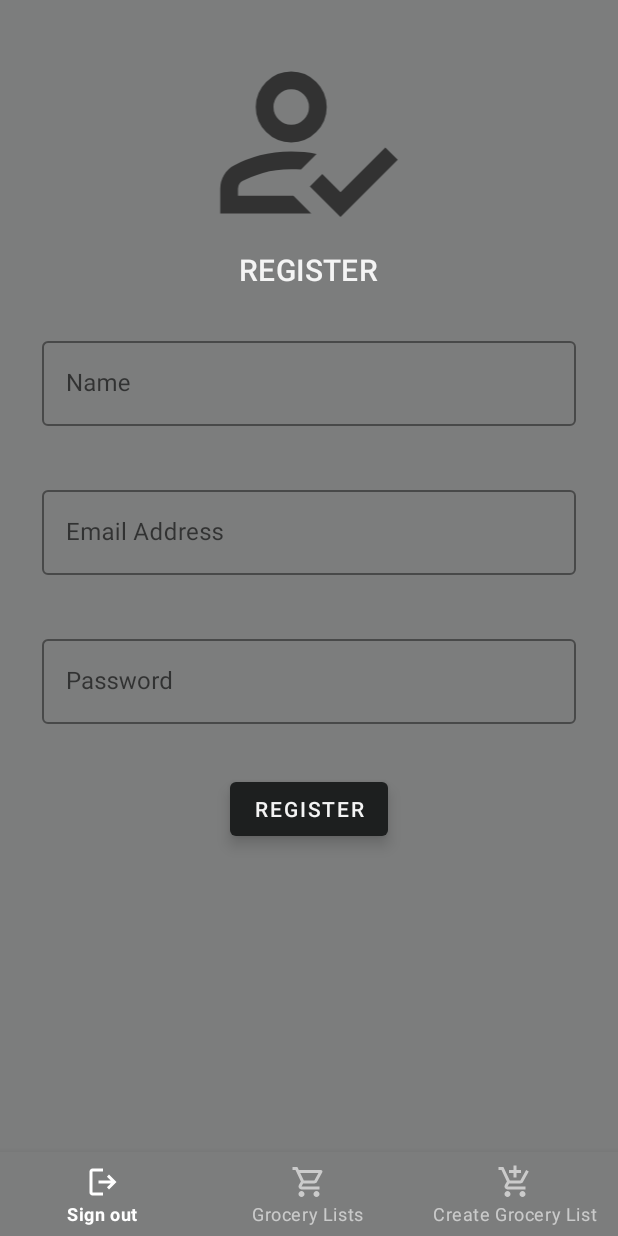
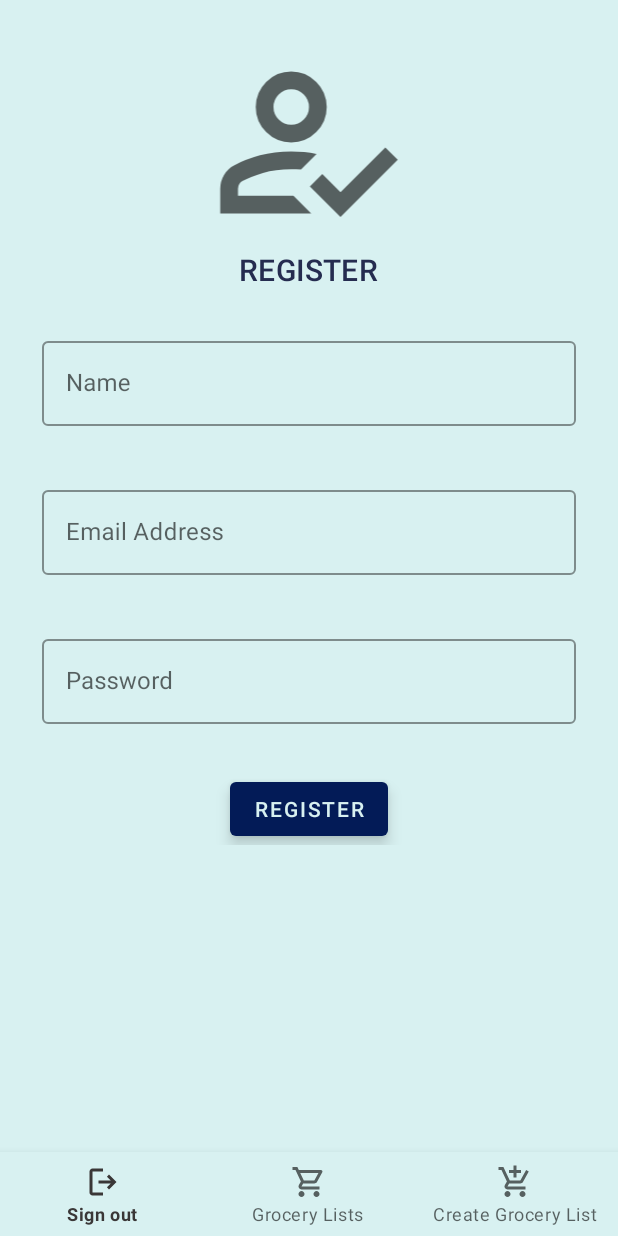
Before and after one commit to thiersnicolas/grocery_list_app, an Android app: the RegisterFragment screen opened through its navigation route, on a phone screen of 412 x 824 dp. Run offline under Robolectric (Android 15) with nearby library versions, the phone set to English and light mode, and no system bars; our stand-ins replace Dagger/Hilt's generated code, Timber, data binding; libraries missing offline, so code that uses them is left out: com.example.jokeapp; 4 statements that could not run were skipped.

Commit message:
cache refactor + styling

```diff
--- a/app/src/main/java/com/example/grocerylist/screens/BindingUtils/BindingUtils.kt
+++ b/app/src/main/java/com/example/grocerylist/screens/BindingUtils/BindingUtils.kt
@@ -6,6 +6,7 @@ import androidx.databinding.BindingAdapter
 import com.example.grocerylist.R
 import com.example.grocerylist.domain.AppUser
 import com.example.grocerylist.domain.GroceryListDetail
+import com.example.grocerylist.screens.UserApiStatus
 import com.google.android.material.textfield.TextInputLayout
 import java.time.LocalDateTime
 import java.time.format.DateTimeFormatter
@@ -94,3 +95,13 @@ fun TextInputLayout.setNameErrorMessage(displayError: Boolean?) {
         error = "Grocery List name is invalid"
     }
 }
+
+@BindingAdapter("userApiStatus")
+fun TextView.setUserApiStatus(status: UserApiStatus?) {
+    text = when (status) {
+        UserApiStatus.LOADING -> "Loading ..."
+        UserApiStatus.ERROR -> "An Error has occurred"
+        UserApiStatus.DONE -> ""
+        else -> ""
+    }
+}
--- a/app/src/main/java/com/example/grocerylist/screens/LoginFragment.kt
+++ b/app/src/main/java/com/example/grocerylist/screens/LoginFragment.kt
@@ -42,6 +42,9 @@ class LoginFragment : Fragment() {
         _binding = FragmentLoginBinding.inflate(inflater, container, false)
         val view = binding.root
         userViewModel = ViewModelProvider(requireActivity())[UserViewModel::class.java]
+
+        binding.viewModel = userViewModel
+        binding.lifecycleOwner = viewLifecycleOwner
 
         setUpObservers()
         setLoginHandler()
--- a/app/src/main/java/com/example/grocerylist/screens/RegisterFragment.kt
+++ b/app/src/main/java/com/example/grocerylist/screens/RegisterFragment.kt
@@ -41,6 +41,9 @@ class RegisterFragment : Fragment() {
         _binding = FragmentRegisterBinding.inflate(inflater, container, false)
         val view = binding.root
         userViewModel = ViewModelProvider(requireActivity())[UserViewModel::class.java]
+
+        binding.viewModel = userViewModel
+        binding.lifecycleOwner = viewLifecycleOwner
 
         setUpObservers()
         setLoginHandler()
--- a/app/src/main/java/com/example/grocerylist/screens/UserViewModel.kt
+++ b/app/src/main/java/com/example/grocerylist/screens/UserViewModel.kt
@@ -2,6 +2,7 @@ package com.example.grocerylist.screens
 
 import android.widget.ScrollView
 import androidx.lifecycle.LiveData
+import androidx.lifecycle.MutableLiveData
 import androidx.lifecycle.ViewModel
 import androidx.lifecycle.viewModelScope
 import com.example.grocerylist.domain.AppUser
@@ -10,6 +11,7 @@ import com.example.grocerylist.model.network.rest.resources.LoginResponse
 import com.example.grocerylist.model.network.rest.resources.RegisterRequest
 import com.example.grocerylist.repository.AppUserRepository
 import com.example.grocerylist.repository.GroceryListRepository
+import com.example.grocerylist.screens.grocerylists.GroceryListsApiStatus
 import com.google.android.material.snackbar.Snackbar
 import dagger.hilt.android.lifecycle.HiltViewModel
 import kotlinx.coroutines.launch
@@ -18,6 +20,8 @@ import retrofit2.Callback
 import retrofit2.Response
 import timber.log.Timber
 import javax.inject.Inject
+
+enum class UserApiStatus { LOADING, ERROR, DONE }
 
 @HiltViewModel
 class UserViewModel @Inject constructor(
@@ -29,7 +33,13 @@ class UserViewModel @Inject constructor(
     val activeUser: LiveData<AppUser?>
         get() = appUserRepository.activeUser
 
+    private val _status = MutableLiveData<UserApiStatus>()
+    val status: LiveData<UserApiStatus>
+        get() = _status
+
     fun login(loginRequest: LoginRequest, loginScrollView: ScrollView) {
+
+        _status.value = UserApiStatus.LOADING
         appUserRepository.attemptLogin(loginRequest).enqueue(object : Callback<LoginResponse> {
             override fun onResponse(
                 call: Call<LoginResponse>,
@@ -56,11 +66,13 @@ class UserViewModel @Inject constructor(
                     Snackbar.LENGTH_LONG
                 ).show()
                 Timber.tag("logging").d("Could not login user")
+                _status.value = UserApiStatus.ERROR
             }
         })
     }
 
     fun register(registerRequest: RegisterRequest, loginScrollView: ScrollView) {
+        _status.value = UserApiStatus.LOADING
         appUserRepository.register(registerRequest).enqueue(object : Callback<LoginResponse> {
             override fun onResponse(
                 call: Call<LoginResponse>,
@@ -71,7 +83,9 @@ class UserViewModel @Inject constructor(
                     viewModelScope.launch {
                         appUserRepository.loginSuccessful(user, response.body()!!.token)
                     }
+                    _status.value = UserApiStatus.DONE
                 } else {
+                    _status.value = UserApiStatus.ERROR
                     Snackbar.make(
                         loginScrollView,
                         "Register failed",
@@ -87,6 +101,7 @@ class UserViewModel @Inject constructor(
                     Snackbar.LENGTH_LONG
                 ).show()
                 Timber.tag("logging").d("Could not register user")
+                _status.value = UserApiStatus.ERROR
             }
         })
     }
--- /dev/null
+++ b/app/src/main/res/drawable/ic_cart_add_icon_blue.xml
@@ -0,0 +1,14 @@
+<?xml version="1.0"?>
+
+<vector xmlns:android="http://schemas.android.com/apk/res/android"
+    android:width="24dp"
+    android:height="24dp"
+    android:tint="?attr/colorControlNormal"
+    android:viewportWidth="960"
+    android:viewportHeight="960">
+
+    <path
+        android:fillColor="@color/colorSecondary"
+        android:pathData="M440,360L440,240L320,240L320,160L440,160L440,40L520,40L520,160L640,160L640,240L520,240L520,360L440,360ZM280,880Q247,880 223.5,856.5Q200,833 200,800Q200,767 223.5,743.5Q247,720 280,720Q313,720 336.5,743.5Q360,767 360,800Q360,833 336.5,856.5Q313,880 280,880ZM680,880Q647,880 623.5,856.5Q600,833 600,800Q600,767 623.5,743.5Q647,720 680,720Q713,720 736.5,743.5Q760,767 760,800Q760,833 736.5,856.5Q713,880 680,880ZM280,680Q235,680 211,640.5Q187,601 210,562L264,464L120,160L40,160L40,80L171,80L341,440L622,440L777,160L847,198L692,478Q681,498 663,509Q645,520 622,520L324,520L280,600Q280,600 280,600Q280,600 280,600L760,600L760,680L280,680Z" />
+
+</vector>
--- /dev/null
+++ b/app/src/main/res/drawable/ic_cart_icon_blue.xml
@@ -0,0 +1,14 @@
+<?xml version="1.0"?>
+
+<vector xmlns:android="http://schemas.android.com/apk/res/android"
+    android:width="24dp"
+    android:height="24dp"
+    android:tint="?attr/colorControlNormal"
+    android:viewportWidth="960"
+    android:viewportHeight="960">
+
+    <path
+        android:fillColor="@color/colorSecondary"
+        android:pathData="M280,880Q247,880 223.5,856.5Q200,833 200,800Q200,767 223.5,743.5Q247,720 280,720Q313,720 336.5,743.5Q360,767 360,800Q360,833 336.5,856.5Q313,880 280,880ZM680,880Q647,880 623.5,856.5Q600,833 600,800Q600,767 623.5,743.5Q647,720 680,720Q713,720 736.5,743.5Q760,767 760,800Q760,833 736.5,856.5Q713,880 680,880ZM246,240L342,440L622,440Q622,440 622,440Q622,440 622,440L732,240Q732,240 732,240Q732,240 732,240L246,240ZM208,160L798,160Q821,160 833,180.5Q845,201 834,222L692,478Q681,498 662.5,509Q644,520 622,520L324,520L280,600Q280,600 280,600Q280,600 280,600L760,600L760,680L280,680Q235,680 212,640.5Q189,601 210,562L264,464L120,160L40,160L40,80L170,80L208,160ZM342,440L342,440L622,440Q622,440 622,440Q622,440 622,440L622,440L342,440Z" />
+
+</vector>
--- /dev/null
+++ b/app/src/main/res/drawable/ic_logout_icon_blue.xml
@@ -0,0 +1,15 @@
+<?xml version="1.0"?>
+
+<vector xmlns:android="http://schemas.android.com/apk/res/android"
+    android:width="24dp"
+    android:height="24dp"
+    android:autoMirrored="true"
+    android:tint="?attr/colorControlNormal"
+    android:viewportWidth="960"
+    android:viewportHeight="960">
+
+    <path
+        android:fillColor="@color/colorSecondary"
+        android:pathData="M200,840Q167,840 143.5,816.5Q120,793 120,760L120,200Q120,167 143.5,143.5Q167,120 200,120L480,120L480,200L200,200Q200,200 200,200Q200,200 200,200L200,760Q200,760 200,760Q200,760 200,760L480,760L480,840L200,840ZM640,680L585,622L687,520L360,520L360,440L687,440L585,338L640,280L840,480L640,680Z" />
+
+</vector>
--- a/app/src/main/res/layout/activity_main.xml
+++ b/app/src/main/res/layout/activity_main.xml
@@ -22,7 +22,6 @@
 
     <com.google.android.material.bottomnavigation.BottomNavigationView
         android:id="@+id/bottom_navigation"
-        style="@style/Widget.MaterialComponents.BottomNavigationView.Colored"
         android:layout_width="match_parent"
         android:layout_height="wrap_content"
         android:layout_alignParentBottom="true"
--- a/app/src/main/res/layout/fragment_grocery_list_detail.xml
+++ b/app/src/main/res/layout/fragment_grocery_list_detail.xml
@@ -36,7 +36,11 @@
                 app:layout_constraintEnd_toEndOf="parent"
                 app:layout_constraintStart_toStartOf="parent"
                 app:layout_constraintTop_toTopOf="parent"
+                app:navigationIconTint="@color/backgroundColor"
                 app:navigationIcon="@drawable/ic_home_icon"
+                app:subtitleTextColor="@color/backgroundColor"
+                app:titleTextColor="@color/backgroundColor"
+                style="@style/back_app_bar_style"
                 app:title="@string/grocery_lists"
                 app:titleCentered="true"
                 app:titleTextAppearance="@style/TextAppearance.AppCompat.Large" />
--- a/app/src/main/res/layout/fragment_grocery_lists.xml
+++ b/app/src/main/res/layout/fragment_grocery_lists.xml
@@ -36,7 +36,11 @@
                 app:layout_constraintEnd_toEndOf="parent"
                 app:layout_constraintStart_toStartOf="parent"
                 app:layout_constraintTop_toTopOf="parent"
+                app:navigationIconTint="@color/backgroundColor"
                 app:navigationIcon="@drawable/ic_home_icon"
+                app:subtitleTextColor="@color/backgroundColor"
+                app:titleTextColor="@color/backgroundColor"
+                style="@style/back_app_bar_style"
                 app:title="@string/grocery_lists"
                 app:titleCentered="true"
                 app:titleTextAppearance="@style/TextAppearance.AppCompat.Large" />
--- a/app/src/main/res/layout/fragment_register.xml
+++ b/app/src/main/res/layout/fragment_register.xml
@@ -1,12 +1,20 @@
 <?xml version="1.0" encoding="utf-8"?>
+<layout xmlns:android="http://schemas.android.com/apk/res/android"
+    xmlns:app="http://schemas.android.com/apk/res-auto"
+    xmlns:tools="http://schemas.android.com/tools"
+    tools:context=".screens.RegisterFragment">
+
+    <data>
+
+        <variable
+            name="viewModel"
+            type="com.example.grocerylist.screens.UserViewModel" />
+    </data>
+
     <ScrollView
-        xmlns:android="http://schemas.android.com/apk/res/android"
-        xmlns:tools="http://schemas.android.com/tools"
-        xmlns:app="http://schemas.android.com/apk/res-auto"
+        android:id="@+id/register_scroll_view"
         android:layout_width="match_parent"
-        android:layout_height="match_parent"
-        tools:context=".screens.grocerylists.GroceryListsFragment"
-        android:id="@+id/register_scroll_view">
+        android:layout_height="match_parent">
 
         <LinearLayout
             android:layout_width="match_parent"
@@ -21,10 +29,10 @@
                 android:id="@+id/squads_logo"
                 android:layout_width="match_parent"
                 android:layout_height="142dp"
+                android:layout_alignParentTop="true"
                 android:layout_gravity="center_horizontal"
-            android:layout_alignParentTop="true"
-            app:srcCompat="@drawable/ic_register_icon"
-            android:contentDescription="Grocery Lists logo"/>
+                android:contentDescription="Grocery Lists logo"
+                app:srcCompat="@drawable/ic_register_icon" />
 
             <TextView
                 android:layout_width="wrap_content"
@@ -32,11 +40,11 @@
                 android:layout_gravity="center_horizontal"
                 android:layout_marginBottom="24dp"
                 android:text="@string/register_text"
-                android:textAppearance="@style/TextAppearance.GroceryList.SubTitle"/>
+                android:textAppearance="@style/TextAppearance.GroceryList.SubTitle" />
 
             <com.google.android.material.textfield.TextInputLayout
+                android:id="@+id/nameTextLayout"
                 style="@style/Widget.GroceryList.TextInputLayout"
-            android:id="@+id/nameTextLayout"
                 android:layout_width="match_parent"
                 android:layout_height="wrap_content"
                 android:layout_margin="4dp"
@@ -47,12 +55,12 @@
                     android:id="@+id/nameInputField"
                     android:layout_width="match_parent"
                     android:layout_height="wrap_content"
-                android:inputType="textVisiblePassword"/>
+                    android:inputType="textVisiblePassword" />
             </com.google.android.material.textfield.TextInputLayout>
 
             <com.google.android.material.textfield.TextInputLayout
+                android:id="@+id/emailTextLayout"
                 style="@style/Widget.GroceryList.TextInputLayout"
-                android:id="@+id/emailTextLayout"
                 android:layout_width="match_parent"
                 android:layout_height="wrap_content"
                 android:layout_margin="4dp"
@@ -63,12 +71,12 @@
                     android:id="@+id/emailInputField"
                     android:layout_width="match_parent"
                     android:layout_height="wrap_content"
-                    android:inputType="textVisiblePassword"/>
+                    android:inputType="textVisiblePassword" />
             </com.google.android.material.textfield.TextInputLayout>
 
             <com.google.android.material.textfield.TextInputLayout
+                android:id="@+id/passwordTextLayout"
                 style="@style/Widget.GroceryList.TextInputLayout"
-                android:id="@+id/passwordTextLayout"
                 android:layout_width="match_parent"
                 android:layout_height="wrap_content"
                 android:layout_margin="4dp"
@@ -80,7 +88,7 @@
                     android:id="@+id/passwordInputField"
                     android:layout_width="match_parent"
                     android:layout_height="wrap_content"
-                    android:inputType="textPassword"/>
+                    android:inputType="textPassword" />
             </com.google.android.material.textfield.TextInputLayout>
 
             <RelativeLayout
@@ -88,15 +96,30 @@
                 android:layout_height="wrap_content">
 
                 <com.google.android.material.button.MaterialButton
+                    android:id="@+id/loginButton"
                     style="@style/Widget.GroceryList.Button"
-                    android:id="@+id/loginButton"
                     android:layout_width="wrap_content"
                     android:layout_height="wrap_content"
                     android:layout_centerHorizontal="true"
-                    android:text="@string/register_text"/>
+                    android:text="@string/register_text" />
+
+            </RelativeLayout>
+
+            <RelativeLayout
+                android:layout_width="match_parent"
+                android:layout_height="wrap_content">
+
+                <TextView
+                    android:id="@+id/login_status"
+                    style="@style/TextAppearance.GroceryList.SubTitle.Dark"
+                    android:layout_width="wrap_content"
+                    android:layout_height="wrap_content"
+                    android:layout_centerHorizontal="true"
+                    app:userApiStatus="@{viewModel.status}" />
 
             </RelativeLayout>
 
         </LinearLayout>
 
     </ScrollView>
+</layout>
--- a/app/src/main/res/menu/bottom_navigation_menu.xml
+++ b/app/src/main/res/menu/bottom_navigation_menu.xml
@@ -3,16 +3,16 @@
     <item
         android:id="@+id/logout"
         android:enabled="true"
-        android:icon="@drawable/ic_logout_icon"
-        android:title="@string/logout_text"/>
+        android:icon="@drawable/ic_logout_icon_blue"
+        android:title="@string/logout_text" />
     <item
         android:id="@+id/groceryListsFragment"
         android:enabled="true"
-        android:icon="@drawable/ic_cart_icon"
+        android:icon="@drawable/ic_cart_icon_blue"
         android:title="@string/grocery_lists"/>
     <item
         android:id="@+id/createGroceryListFragment"
         android:enabled="true"
-        android:icon="@drawable/ic_cart_add_icon"
+        android:icon="@drawable/ic_cart_add_icon_blue"
         android:title="@string/create_grocery_list_text"/>
 </menu>
--- a/app/src/main/res/values/colors.xml
+++ b/app/src/main/res/values/colors.xml
@@ -1,14 +1,14 @@
 <?xml version="1.0" encoding="utf-8"?>
 <resources>
-    <color name="backgroundColor">#7C7D7D</color>
-    <color name="colorPrimary">#f4f4f4</color>
-    <color name="colorPrimaryDark">#1d1f1f</color>
-    <color name="colorPrimaryDark2">#040606</color>
-    <color name="colorSecondary">#404242</color>
-    <color name="colorTertiary">#1d1f1f</color>
-    <color name="colorAccent">#040606</color>
+    <color name="backgroundColor">#D8F1F1</color>
+    <color name="colorPrimary">#3A3737</color>
+    <color name="colorPrimaryDark">#859494</color>
+    <color name="colorPrimaryDark2">#238E46</color>
+    <color name="colorSecondary">#031B57</color>
+    <color name="colorTertiary">#470531</color>
+    <color name="colorAccent">#787815</color>
 
-    <color name="textColorPrimary">#f4f4f4</color>
+    <color name="textColorPrimary">#252C50</color>
     <color name="loginPageBackgroundColor">#7C7D7D</color>
     <color name="textInputOutlineColor">#1d1f1f</color>
 
--- a/app/src/main/res/values/styles.xml
+++ b/app/src/main/res/values/styles.xml
@@ -65,8 +65,8 @@
     </style>
 
     <style name="Widget.GroceryList.Button" parent="Widget.MaterialComponents.Button">
-        <item name="android:textColor">?android:attr/textColorPrimary</item>
-        <item name="backgroundTint">?attr/colorPrimaryDark</item>
+        <item name="android:textColor">@color/backgroundColor</item>
+        <item name="backgroundTint">@color/colorSecondary</item>
         <item name="android:stateListAnimator" tools:ignore="NewApi">
             @animator/button_state_list_anim
         </item>
@@ -85,4 +85,14 @@
         <item name="android:minHeight">48dp</item>
     </style>
 
+    <style name="back_app_bar_style">
+        <item name="android:layout_width">match_parent</item>
+        <item name="android:layout_height">?attr/actionBarSize</item>
+        <item name="android:background">@color/colorSecondary</item>
+        <item name="android:clickable">true</item>
+        <item name="android:scrollbarThumbHorizontal">@color/colorSecondary</item>
+        <item name="android:scrollbarThumbVertical">@color/colorSecondary</item>
+        <item name="android:theme">@style/Widget.GroceryList.Button</item>
+    </style>
+
 </resources>
```
Also changed, not shown: app/src/main/java/com/example/grocerylist/screens/MainActivity.kt (+7 -3 lines), app/src/main/res/layout/fragment_create_grocery_list.xml (+4 -7 lines), app/src/main/res/layout/fragment_login.xml (+39 -16 lines). Lines whose indentation alone changed are shown as unchanged.
